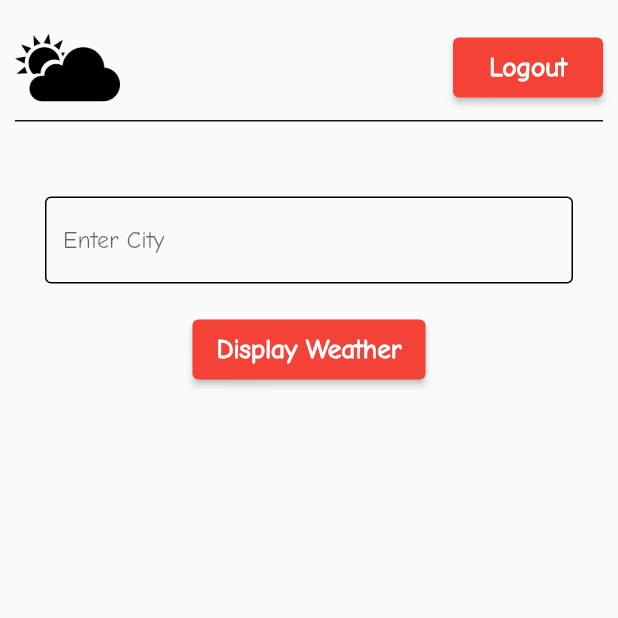
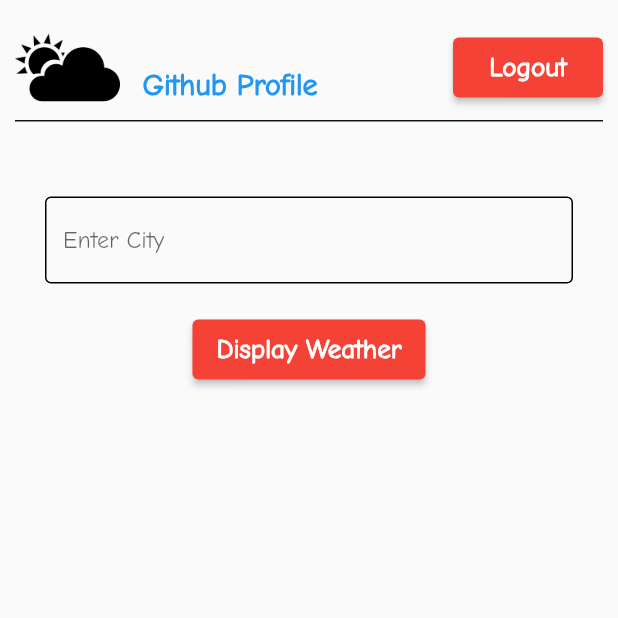
Before and after one commit to marctan/flutter_ehrlich_marc_demo, a Flutter app: the screen it shows after launch, after a tap on "Login", on a phone screen of 412 x 824 dp, the top half of it. Run offline on Flutter 3.47's test engine with Material 2 defaults, Android fonts, the phone set to English and light mode, and no system bars; our stand-ins replace bloc, flutter_bloc, flutter_dotenv, freezed_annotation; missing offline and left inert: auth0_flutter, auth0_flutter_platform_interface.

Commit message:
Add clickable profile url link in appbar

```diff
--- a/lib/presentation/components/custom_appbar.dart
+++ b/lib/presentation/components/custom_appbar.dart
@@ -1,17 +1,25 @@
 import 'package:flutter/material.dart';
 import 'package:flutter_ehrlich_weather/utils/constants.dart';
+import 'package:url_launcher/url_launcher.dart';
+import 'package:url_launcher/url_launcher_string.dart';
 
 class CustomAppBar extends StatelessWidget {
   const CustomAppBar({
     super.key,
     required this.title,
     required this.showLogout,
+    this.isLoading = false,
+    this.showUrl = false,
+    this.url,
     this.onClick,
   });
 
   final String title;
+  final Uri? url;
   final bool showLogout;
   final VoidCallback? onClick;
+  final bool isLoading;
+  final bool showUrl;
 
   @override
   Widget build(BuildContext context) {
@@ -29,9 +37,27 @@ class CustomAppBar extends StatelessWidget {
               width: 15,
             ),
             Expanded(
-              child: Text(
+              child: Column(
+                crossAxisAlignment: CrossAxisAlignment.start,
+                children: [
+                  Text(
+                    maxLines: 1,
+                    overflow: TextOverflow.ellipsis,
                     title,
                     style: Theme.of(context).textTheme.bodyText1,
+                  ),
+                  if (showUrl)
+                    InkWell(
+                      onTap: () async => await launchUrl(url!),
+                      child: Text(
+                        'Github Profile',
+                        style: Theme.of(context)
+                            .textTheme
+                            .bodyText1
+                            ?.copyWith(color: Colors.blue),
+                      ),
+                    ),
+                ],
               ),
             ),
             if (showLogout)
@@ -40,8 +66,18 @@ class CustomAppBar extends StatelessWidget {
                   minimumSize: const Size(100, 40),
                   backgroundColor: Theme.of(context).primaryColor,
                 ),
-                onPressed: onClick,
-                child: Text(
+                onPressed: isLoading ? null : onClick,
+                child: isLoading
+                    ? const SizedBox(
+                        height: 23,
+                        width: 23,
+                        child: Center(
+                          child: CircularProgressIndicator(
+                            color: Colors.white,
+                          ),
+                        ),
+                      )
+                    : Text(
                         Label.logout,
                         style: Theme.of(context).textTheme.bodyText2?.copyWith(
                               color: Colors.white,
--- a/pubspec.yaml
+++ b/pubspec.yaml
@@ -40,6 +40,7 @@ dependencies:
   flutter_bloc: ^8.1.1
   bloc: ^8.1.0
   freezed_annotation: ^2.2.0
+  url_launcher: ^6.1.8
 
 dev_dependencies:
   flutter_test:
```
Also changed, not shown: pubspec.lock. Lines whose indentation alone changed are shown as unchanged.
